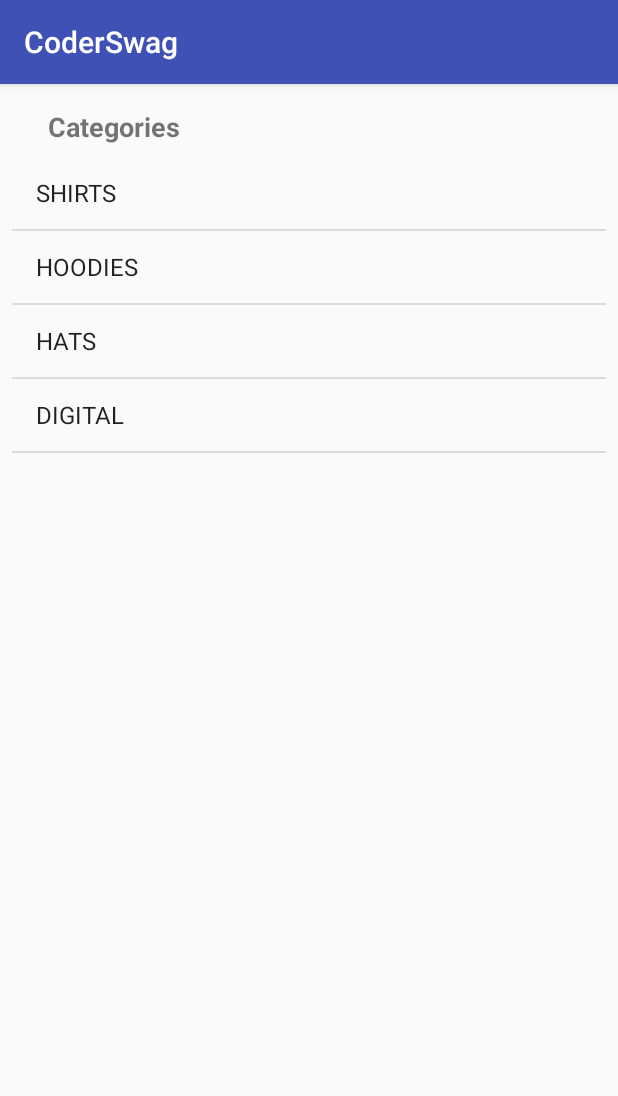
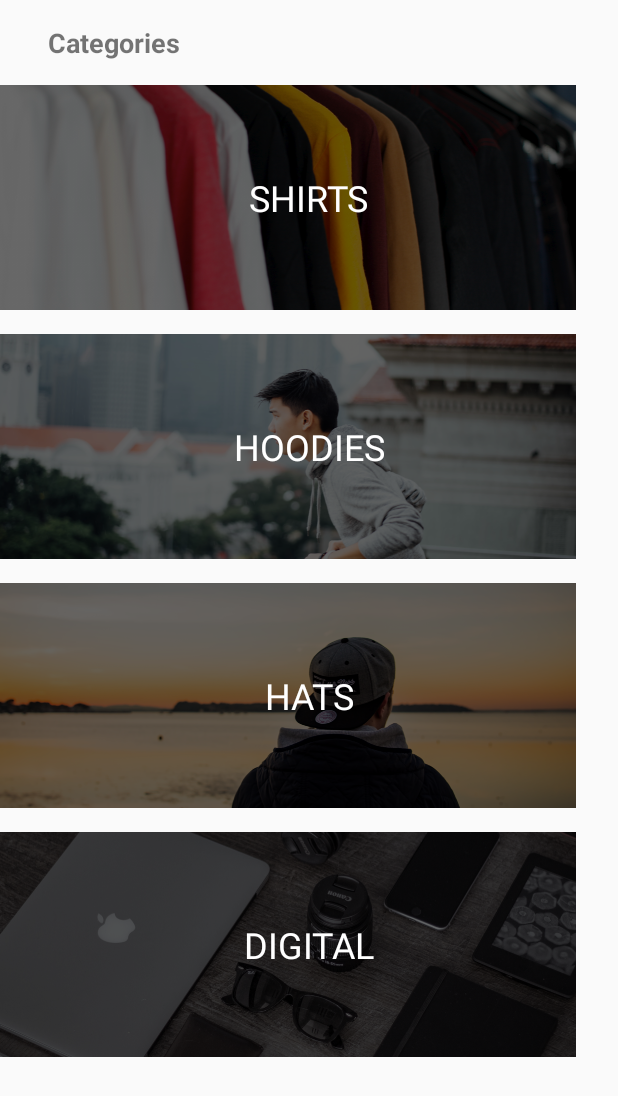
Before and after one commit to EngMohamedOsama/CoderSwag, an Android app: the screen it shows after launch (MainActivity), on a phone screen of 412 x 824 dp. Shown: the top 1096 px of the screen. Run offline under Robolectric (Android 15) with nearby library versions, the phone set to English and light mode, and no system bars.

```diff
--- /dev/null
+++ b/app/src/main/java/com/example/mohamedosama/coderswag/Adaptors/CategoryAdaptor.kt
@@ -0,0 +1,41 @@
+package com.example.mohamedosama.coderswag.Adaptors
+
+import android.annotation.SuppressLint
+import android.content.Context
+import android.view.LayoutInflater
+import android.view.View
+import android.view.ViewGroup
+import android.widget.BaseAdapter
+import android.widget.ImageView
+import android.widget.TextView
+import com.example.mohamedosama.coderswag.R
+import com.example.mohamedosama.coderswag.model.Categories
+
+class CategoryAdaptor(val context: Context, val data: List<Categories>) : BaseAdapter() {
+
+    @SuppressLint("ViewHolder")
+    override fun getView(position: Int, convertView: View?, parent: ViewGroup?): View {
+        val categoryView = LayoutInflater.from(context).inflate(R.layout.category_list_item, parent, false)
+        val currentItem: Categories = data[position]
+
+        val categoryImage: ImageView = categoryView.findViewById(R.id.itemImage)
+        val categoryText: TextView = categoryView.findViewById(R.id.itemText)
+
+        categoryImage.setImageResource(currentItem.image)
+        categoryText.text = currentItem.name
+        return categoryView
+    }
+
+    override fun getItem(position: Int): Any {
+        return data[position]
+    }
+
+    override fun getItemId(position: Int): Long {
+        return 0
+    }
+
+    override fun getCount(): Int {
+        return data.count()
+    }
+
+}
--- a/app/src/main/java/com/example/mohamedosama/coderswag/controller/MainActivity.kt
+++ b/app/src/main/java/com/example/mohamedosama/coderswag/controller/MainActivity.kt
@@ -2,20 +2,18 @@ package com.example.mohamedosama.coderswag.controller
 
 import android.support.v7.app.AppCompatActivity
 import android.os.Bundle
-import android.widget.ArrayAdapter
+import com.example.mohamedosama.coderswag.Adaptors.CategoryAdaptor
 import com.example.mohamedosama.coderswag.R
-import com.example.mohamedosama.coderswag.model.Categories
-import com.example.mohamedosama.coderswag.services.dataService
+import com.example.mohamedosama.coderswag.services.DataService
 import kotlinx.android.synthetic.main.activity_main.*
 
 class MainActivity : AppCompatActivity() {
 
-    lateinit var adaptor: ArrayAdapter<Categories>
+    lateinit var categoryAdaptor: CategoryAdaptor
     override fun onCreate(savedInstanceState: Bundle?) {
         super.onCreate(savedInstanceState)
         setContentView(R.layout.activity_main)
-        adaptor = ArrayAdapter(this, android.R.layout.simple_list_item_1, dataService.categories)
-
-        categoryList.adapter = adaptor
+        categoryAdaptor = CategoryAdaptor(this,DataService.categories)
+        categoryList.adapter = categoryAdaptor
     }
 }
--- a/app/src/main/java/com/example/mohamedosama/coderswag/model/Categories.kt
+++ b/app/src/main/java/com/example/mohamedosama/coderswag/model/Categories.kt
@@ -1,7 +1,3 @@
 package com.example.mohamedosama.coderswag.model
 
-class Categories(val name: String, val image: String){
-    override fun toString(): String {
-        return name
-    }
-}
+class Categories(val name: String, val image:Int)
--- /dev/null
+++ b/app/src/main/java/com/example/mohamedosama/coderswag/services/DataService.kt
@@ -0,0 +1,25 @@
+package com.example.mohamedosama.coderswag.services
+
+import com.example.mohamedosama.coderswag.R
+import com.example.mohamedosama.coderswag.model.Categories
+import com.example.mohamedosama.coderswag.model.Products
+
+object DataService {
+    val categories = listOf(
+            Categories("SHIRTS", R.drawable.shirtimage),
+            Categories("HOODIES", R.drawable.hoodieimage),
+            Categories("HATS", R.drawable.hatimage),
+            Categories("DIGITAL", R.drawable.digitalgoodsimage)
+    )
+    val products = listOf(
+            Products("Hat Black", "$10", "hat01"),
+            Products("Hat Black", "$10", "hat01"),
+            Products("Hat Black", "$10", "hat01"),
+            Products("Hat Black", "$10", "hat01"),
+            Products("Hat Black", "$10", "hat01"),
+            Products("Hat Black", "$10", "hat01"),
+            Products("Hat Black", "$10", "hat01"),
+            Products("Hat Black", "$10", "hat01"),
+            Products("Hat Black", "$10", "hat01")
+    )
+}
--- a/app/src/main/java/com/example/mohamedosama/coderswag/services/dataService.kt
+++ /dev/null
@@ -1,24 +0,0 @@
-package com.example.mohamedosama.coderswag.services
-
-import com.example.mohamedosama.coderswag.model.Categories
-import com.example.mohamedosama.coderswag.model.Products
-
-object dataService {
-    val categories = listOf(
-            Categories("SHIRTS","shirtimage"),
-            Categories("HOODIES","hoodImage"),
-            Categories("HATS","hatimage"),
-            Categories("DIGITAL","digitalgoodsimage")
-    )
-    val products = listOf(
-            Products("Hat Black","$10","hat01"),
-            Products("Hat Black","$10","hat01"),
-            Products("Hat Black","$10","hat01"),
-            Products("Hat Black","$10","hat01"),
-            Products("Hat Black","$10","hat01"),
-            Products("Hat Black","$10","hat01"),
-            Products("Hat Black","$10","hat01"),
-            Products("Hat Black","$10","hat01"),
-            Products("Hat Black","$10","hat01")
-    )
-}
--- a/app/src/main/res/layout/activity_main.xml
+++ b/app/src/main/res/layout/activity_main.xml
@@ -10,7 +10,6 @@
         android:id="@+id/textView"
         android:layout_width="wrap_content"
         android:layout_height="wrap_content"
-        android:layout_marginBottom="8dp"
         android:layout_marginLeft="16dp"
         android:layout_marginTop="16dp"
         android:text="Categories"
@@ -27,8 +26,9 @@
         android:layout_width="0dp"
         android:layout_height="0dp"
         android:layout_marginBottom="8dp"
-        android:layout_marginEnd="8dp"
-        android:layout_marginStart="8dp"
+        android:layout_marginTop="16dp"
+        android:divider="@null"
+        android:dividerHeight="16dp"
         app:layout_constraintBottom_toBottomOf="parent"
         app:layout_constraintEnd_toEndOf="parent"
         app:layout_constraintStart_toStartOf="parent"
--- a/app/src/main/res/layout/category_list_item.xml
+++ b/app/src/main/res/layout/category_list_item.xml
@@ -15,7 +15,7 @@
         tools:srcCompat="@drawable/hatimage" />
 
     <TextView
-        android:id="@+id/textView2"
+        android:id="@+id/itemText"
         android:layout_width="wrap_content"
         android:layout_height="wrap_content"
         android:layout_marginBottom="8dp"
--- a/app/src/main/res/values/styles.xml
+++ b/app/src/main/res/values/styles.xml
@@ -1,7 +1,7 @@
 <resources>
 
     <!-- Base application theme. -->
-    <style name="AppTheme" parent="Theme.AppCompat.Light.DarkActionBar">
+    <style name="AppTheme" parent="Theme.AppCompat.Light.NoActionBar">
         <!-- Customize your theme here. -->
         <item name="colorPrimary">@color/colorPrimary</item>
         <item name="colorPrimaryDark">@color/colorPrimaryDark</item>
```
